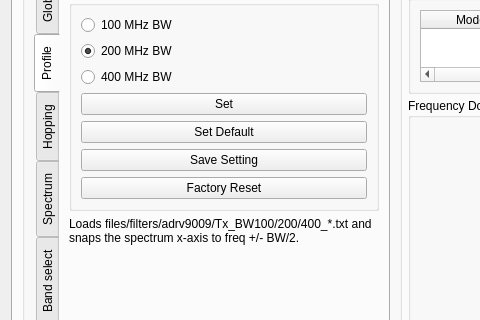
The window that receiver/receivermain.ui (enigmafarsco-lang/iiS) describes before a commit, drawn with Qt 5; both pictures show x 0 to 480 and y 100 to 420 of the 777 by 820 pixel window.
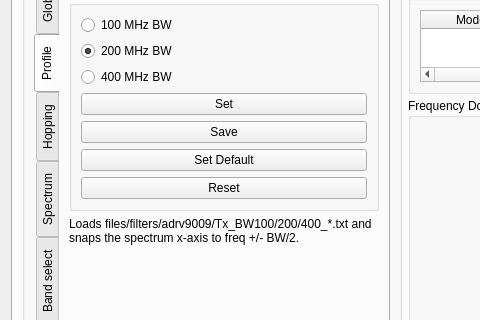
The same window after the commit. The open tabs and pages were chosen to show the change. Custom widgets are drawn as their Qt base class.

Commit message: Profile tab: exactly Save / Set Default / Reset - Save writes all settings to files/default_settings.ini, Set Default sets the ini into the software, Reset is the documented ADRV9009 firmware reset over LAN (initialize=1)

Patch:
```diff
--- a/receiver/receivermain.ui
+++ b/receiver/receivermain.ui
@@ -212,6 +212,16 @@
                    </property>
                   </widget>
                  </item>
+                 <item>
+                  <widget class="QPushButton" name="btnSave">
+                   <property name="toolTip">
+                    <string>Save all settings of the software to files/default_settings.ini in the files folder.</string>
+                   </property>
+                   <property name="text">
+                    <string>Save</string>
+                   </property>
+                  </widget>
+                 </item>
                  <item>
                   <widget class="QPushButton" name="btnSetDefault">
                    <property name="toolTip">
@@ -228,17 +238,7 @@
                     <string>Save all current settings to files/default_settings.ini. Set Default recalls them later.</string>
                    </property>
                    <property name="text">
-                    <string>Save Setting</string>
-                   </property>
-                  </widget>
-                 </item>
-                 <item>
-                  <widget class="QPushButton" name="btnFactoryReset">
-                   <property name="toolTip">
-                    <string>Set ALL settings to the default values - including the RX1/2 and ORX1/2 states (no exceptions).</string>
-                   </property>
-                   <property name="text">
-                    <string>Factory Reset</string>
+                    <string>Reset</string>
                    </property>
                   </widget>
                  </item>
```
Left out of the diff: 6 changed lines with no effect on the pictures. The commit also changes 4 other files.
